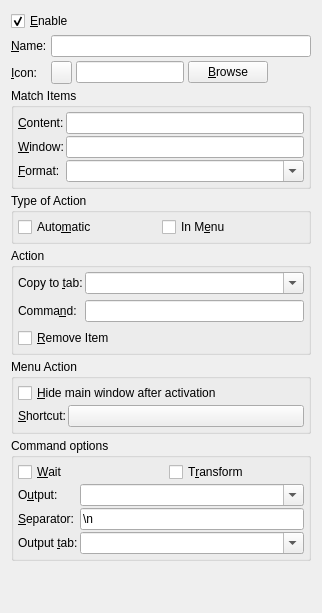
hluk/CopyQ, file src/ui/commandwidget.ui: the form before one commit.
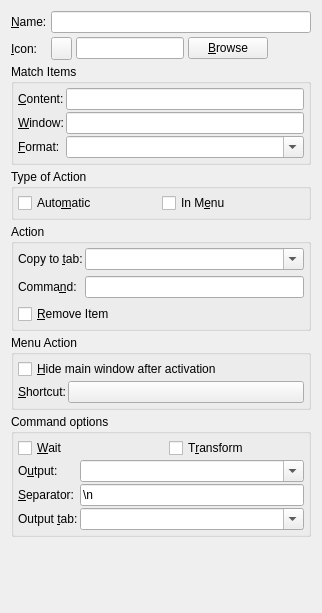
The form after the commit.

The edit to the form file:
```diff
--- a/src/ui/commandwidget.ui
+++ b/src/ui/commandwidget.ui
@@ -17,23 +17,6 @@
    <property name="spacing">
     <number>4</number>
    </property>
-   <item>
-    <layout class="QHBoxLayout" name="horizontalLayout_4">
-     <item>
-      <widget class="QCheckBox" name="checkBoxEnable">
-       <property name="toolTip">
-        <string>Enable this command</string>
-       </property>
-       <property name="text">
-        <string>&amp;Enable</string>
-       </property>
-       <property name="checked">
-        <bool>true</bool>
-       </property>
-      </widget>
-     </item>
-    </layout>
-   </item>
    <item>
     <layout class="QFormLayout" name="formLayout_3">
      <item row="0" column="0">
```
Left out of the diff: 4 changed lines with no effect on the pictures.
